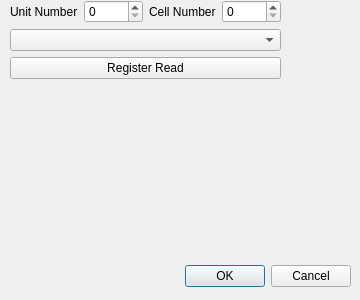
Above: test.ui from Lexcelon/batlab-toolkit-gui before the change. Below: the same form after it.
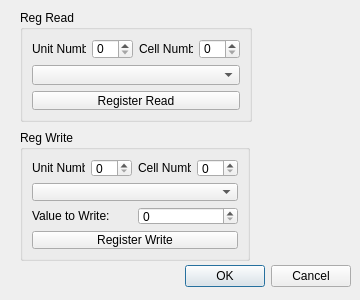
That is the form after the change.

Commit message: added register write functionality

The edit to the form file:
```diff
--- a/test.ui
+++ b/test.ui
@@ -29,15 +29,20 @@
     <set>QDialogButtonBox::Cancel|QDialogButtonBox::Ok</set>
    </property>
   </widget>
-  <widget class="QWidget" name="verticalLayoutWidget">
+  <widget class="QGroupBox" name="groupBox">
    <property name="geometry">
     <rect>
-     <x>10</x>
-     <y>0</y>
-     <width>271</width>
-     <height>79</height>
+     <x>20</x>
+     <y>10</y>
+     <width>232</width>
+     <height>112</height>
     </rect>
    </property>
+   <property name="title">
+    <string>Reg Read</string>
+   </property>
+   <layout class="QGridLayout" name="gridLayout_2">
+    <item row="0" column="0">
    <layout class="QVBoxLayout" name="verticalLayout">
     <item>
      <layout class="QHBoxLayout" name="horizontalLayout">
@@ -72,6 +77,81 @@
        <string>Register Read</string>
       </property>
      </widget>
+      </item>
+     </layout>
+    </item>
+   </layout>
+  </widget>
+  <widget class="QGroupBox" name="groupBox_2">
+   <property name="geometry">
+    <rect>
+     <x>20</x>
+     <y>130</y>
+     <width>230</width>
+     <height>131</height>
+    </rect>
+   </property>
+   <property name="title">
+    <string>Reg Write</string>
+   </property>
+   <layout class="QGridLayout" name="gridLayout_3">
+    <item row="0" column="0">
+     <layout class="QHBoxLayout" name="horizontalLayout_2">
+      <item>
+       <widget class="QLabel" name="unitNumberLabel_2">
+        <property name="text">
+         <string>Unit Number</string>
+        </property>
+       </widget>
+      </item>
+      <item>
+       <widget class="QSpinBox" name="unitNumber_2"/>
+      </item>
+      <item>
+       <widget class="QLabel" name="cellNumberLabel_2">
+        <property name="text">
+         <string>Cell Number</string>
+        </property>
+       </widget>
+      </item>
+      <item>
+       <widget class="QSpinBox" name="cellNumber_2"/>
+      </item>
+     </layout>
+    </item>
+    <item row="3" column="0">
+     <widget class="QPushButton" name="regWrite">
+      <property name="text">
+       <string>Register Write</string>
+      </property>
+     </widget>
+    </item>
+    <item row="1" column="0">
+     <widget class="QComboBox" name="regWriteBox"/>
+    </item>
+    <item row="2" column="0">
+     <layout class="QHBoxLayout" name="horizontalLayout_3">
+      <item>
+       <widget class="QLabel" name="label">
+        <property name="text">
+         <string>Value to Write:</string>
+        </property>
+       </widget>
+      </item>
+      <item>
+       <widget class="QSpinBox" name="spinBox">
+        <property name="maximum">
+         <number>999999999</number>
+        </property>
+        <property name="value">
+         <number>0</number>
+        </property>
+        <property name="displayIntegerBase">
+         <number>16</number>
+        </property>
+       </widget>
+      </item>
+     </layout>
     </item>
    </layout>
   </widget>
```
Lines whose indentation alone changed are shown as unchanged. The commit also changes 11 other files.
